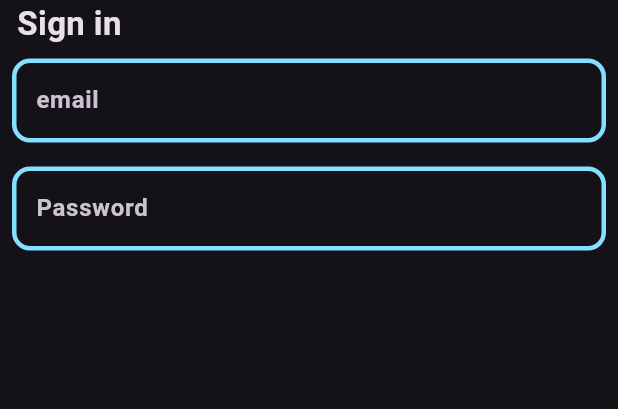
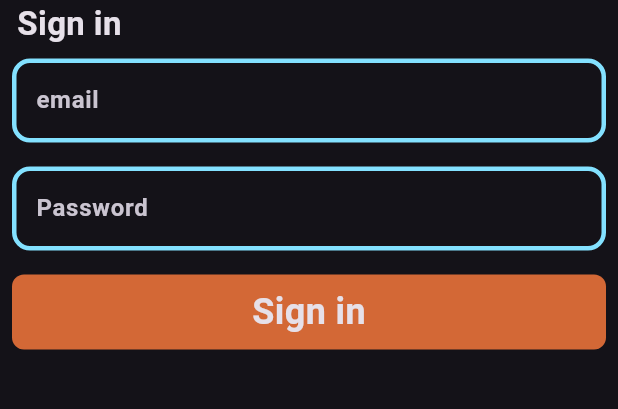
Before and after one commit to Jehad630/Notes_app, a Flutter app: the screen it shows after launch, on a phone screen of 412 x 824 dp, the part 399-808 px from its top. Run offline on Flutter 3.47's test engine with Material 3 defaults, Android fonts, the phone set to English and light mode, and no system bars.

Commit message:
Implement routing for SigninView and NotesView; add ButtonWidget for sign-in action

```diff
--- a/lib/main.dart
+++ b/lib/main.dart
@@ -17,8 +17,8 @@ class NotesApp extends StatelessWidget {
       // home: const NotesView(),
       initialRoute: "Signinview",
       routes: {
-        "NotesView": (context) => const NotesView(),
-        "Signinview": (context) => const Signinview(),
+        NotesView().id: (context) => const NotesView(),
+        Signinview().id: (context) => const Signinview(),
       },
     );
   }
--- a/lib/view/Notes_view.dart
+++ b/lib/view/Notes_view.dart
@@ -2,9 +2,9 @@ import 'package:flutter/material.dart';
 
 class NotesView extends StatelessWidget {
   const NotesView({super.key});
-
+  final String id = "NotesView";
   @override
   Widget build(BuildContext context) {
-    return const Scaffold();
+    return Scaffold(appBar: AppBar());
   }
 }
--- a/lib/view/SigninView.dart
+++ b/lib/view/SigninView.dart
@@ -1,8 +1,12 @@
 import 'package:flutter/material.dart';
+import 'package:new_notes_app/view/Notes_view.dart';
+import 'package:new_notes_app/widget/ButtonWidget.dart';
 import 'package:new_notes_app/widget/TextField.dart';
 
 class Signinview extends StatelessWidget {
   const Signinview({super.key});
+
+  final String id = "Signinview";
 
   @override
   Widget build(BuildContext context) {
@@ -23,6 +27,13 @@ class Signinview extends StatelessWidget {
           ),
           CustomTextfield(hint: "email", obscureText: false),
           CustomTextfield(hint: "Password", obscureText: true),
+          ButtonWidget(
+            color: Color(0xFFD36836),
+            text: "Sign in",
+            onTap: () {
+              Navigator.pushNamed(context, NotesView().id);
+            },
+          ),
         ],
       ),
     );
--- /dev/null
+++ b/lib/widget/ButtonWidget.dart
@@ -0,0 +1,38 @@
+import 'package:flutter/material.dart';
+
+class ButtonWidget extends StatelessWidget {
+  ButtonWidget({
+    super.key,
+    required this.color,
+    required this.text,
+    this.onTap,
+  });
+
+  final Color color;
+  final String text;
+  VoidCallback? onTap;
+
+  @override
+  Widget build(BuildContext context) {
+    return GestureDetector(
+      onTap: onTap,
+      child: Padding(
+        padding: const EdgeInsets.symmetric(horizontal: 8.0, vertical: 8.0),
+        child: Container(
+          height: 50,
+          //width: width,
+          decoration: BoxDecoration(
+            color: color,
+            borderRadius: BorderRadius.circular(8),
+          ),
+          child: Center(
+            child: Text(
+              text,
+              style: TextStyle(fontSize: 24, fontWeight: FontWeight.bold),
+            ),
+          ),
+        ),
+      ),
+    );
+  }
+}
```
